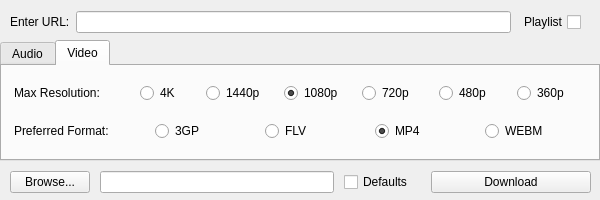
The window that src/ytdl.ui (barak/ytdl-gui) describes before a commit, drawn with Qt 5.
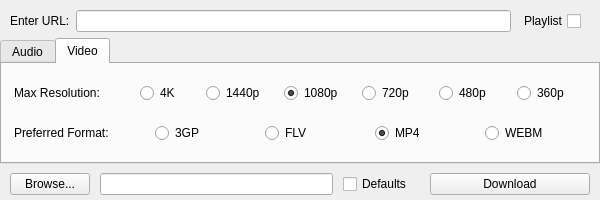
The same window after the commit. The open tabs and pages were chosen to show the change.

Commit message: New interface that can be resized (with some limits).

The edit to the form file:
```diff
--- a/src/ytdl.ui
+++ b/src/ytdl.ui
@@ -27,28 +27,91 @@
   </property>
   <property name="maximumSize">
    <size>
-    <width>600</width>
-    <height>200</height>
+    <width>700</width>
+    <height>250</height>
    </size>
   </property>
   <property name="windowTitle">
    <string>Yt Downloader</string>
   </property>
   <widget class="QWidget" name="centralwidget">
+   <property name="maximumSize">
+    <size>
+     <width>700</width>
+     <height>250</height>
+    </size>
+   </property>
+   <layout class="QVBoxLayout" name="verticalLayout_3">
+    <property name="leftMargin">
+     <number>0</number>
+    </property>
+    <property name="topMargin">
+     <number>0</number>
+    </property>
+    <property name="rightMargin">
+     <number>0</number>
+    </property>
+    <property name="bottomMargin">
+     <number>0</number>
+    </property>
+    <item>
+     <layout class="QGridLayout" name="urlLayout">
+      <property name="sizeConstraint">
+       <enum>QLayout::SizeConstraint::SetMaximumSize</enum>
+      </property>
+      <property name="leftMargin">
+       <number>10</number>
+      </property>
+      <property name="topMargin">
+       <number>10</number>
+      </property>
+      <property name="rightMargin">
+       <number>19</number>
+      </property>
+      <item row="0" column="0">
+       <widget class="QLabel" name="labelURL">
+        <property name="sizePolicy">
+         <sizepolicy hsizetype="Preferred" vsizetype="Fixed">
+          <horstretch>0</horstretch>
+          <verstretch>0</verstretch>
+         </sizepolicy>
+        </property>
+        <property name="text">
+         <string>Enter URL:</string>
+        </property>
+       </widget>
+      </item>
+      <item row="0" column="1">
+       <widget class="QLineEdit" name="lineURL"/>
+      </item>
+      <item row="0" column="2">
+       <widget class="QCheckBox" name="playlistCheck">
+        <property name="layoutDirection">
+         <enum>Qt::LayoutDirection::RightToLeft</enum>
+        </property>
+        <property name="text">
+         <string>Playlist</string>
+        </property>
+        <property name="shortcut">
+         <string comment="Shortcut to enable/disable playlislt button">Ctrl+P</string>
+        </property>
+       </widget>
+      </item>
+     </layout>
+    </item>
+    <item>
    <widget class="QTabWidget" name="Tabs">
-    <property name="geometry">
-     <rect>
-      <x>0</x>
-      <y>40</y>
-      <width>600</width>
+      <property name="sizePolicy">
+       <sizepolicy hsizetype="Minimum" vsizetype="Minimum">
+        <horstretch>0</horstretch>
+        <verstretch>0</verstretch>
+       </sizepolicy>
+      </property>
+      <property name="minimumSize">
+       <size>
+        <width>0</width>
       <height>121</height>
-     </rect>
-    </property>
-    <property name="sizePolicy">
-     <sizepolicy hsizetype="Fixed" vsizetype="Fixed">
-      <horstretch>0</horstretch>
-      <verstretch>0</verstretch>
-     </sizepolicy>
+       </size>
     </property>
     <property name="maximumSize">
      <size>
@@ -461,56 +524,32 @@
      </layout>
     </widget>
    </widget>
-   <widget class="QWidget" name="layoutWidget">
-    <property name="geometry">
-     <rect>
-      <x>10</x>
-      <y>10</y>
-      <width>571</width>
-      <height>25</height>
-     </rect>
-    </property>
-    <layout class="QGridLayout" name="urlLayout">
-     <item row="0" column="0">
-      <widget class="QLabel" name="labelURL">
-       <property name="text">
-        <string>Enter URL:</string>
-       </property>
-      </widget>
-     </item>
-     <item row="0" column="1">
-      <widget class="QLineEdit" name="lineURL"/>
-     </item>
-     <item row="0" column="2">
-      <widget class="QCheckBox" name="playlistCheck">
-       <property name="layoutDirection">
-        <enum>Qt::RightToLeft</enum>
-       </property>
-       <property name="text">
-        <string>Playlist</string>
-       </property>
-      </widget>
-     </item>
-    </layout>
-   </widget>
-   <widget class="QWidget" name="layoutWidget1">
-    <property name="geometry">
-     <rect>
-      <x>10</x>
-      <y>170</y>
-      <width>581</width>
-      <height>25</height>
-     </rect>
-    </property>
+    </item>
+    <item>
     <layout class="QHBoxLayout" name="downloadLayout">
      <property name="spacing">
       <number>10</number>
      </property>
      <property name="leftMargin">
-      <number>0</number>
+       <number>10</number>
+      </property>
+      <property name="topMargin">
+       <number>3</number>
+      </property>
+      <property name="rightMargin">
+       <number>10</number>
+      </property>
+      <property name="bottomMargin">
+       <number>5</number>
      </property>
      <item>
       <widget class="QPushButton" name="buttonBrowse">
+        <property name="sizePolicy">
+         <sizepolicy hsizetype="Maximum" vsizetype="Fixed">
+          <horstretch>0</horstretch>
+          <verstretch>0</verstretch>
+         </sizepolicy>
+        </property>
        <property name="text">
         <string>Browse...</string>
        </property>
@@ -518,6 +557,12 @@
      </item>
      <item>
       <widget class="QLineEdit" name="lineBrowse">
+        <property name="sizePolicy">
+         <sizepolicy hsizetype="Expanding" vsizetype="Fixed">
+          <horstretch>0</horstretch>
+          <verstretch>0</verstretch>
+         </sizepolicy>
+        </property>
        <property name="maximumSize">
         <size>
          <width>240</width>
@@ -528,6 +573,12 @@
      </item>
      <item>
       <widget class="QCheckBox" name="defaultsCheck">
+        <property name="sizePolicy">
+         <sizepolicy hsizetype="Maximum" vsizetype="Fixed">
+          <horstretch>0</horstretch>
+          <verstretch>0</verstretch>
+         </sizepolicy>
+        </property>
        <property name="minimumSize">
         <size>
          <width>77</width>
@@ -562,7 +613,8 @@
       </widget>
      </item>
     </layout>
-   </widget>
+    </item>
+   </layout>
   </widget>
  </widget>
  <resources/>
```
Left out of the diff: 25 changed lines with no effect on the pictures. Lines whose indentation alone changed are shown as unchanged.
